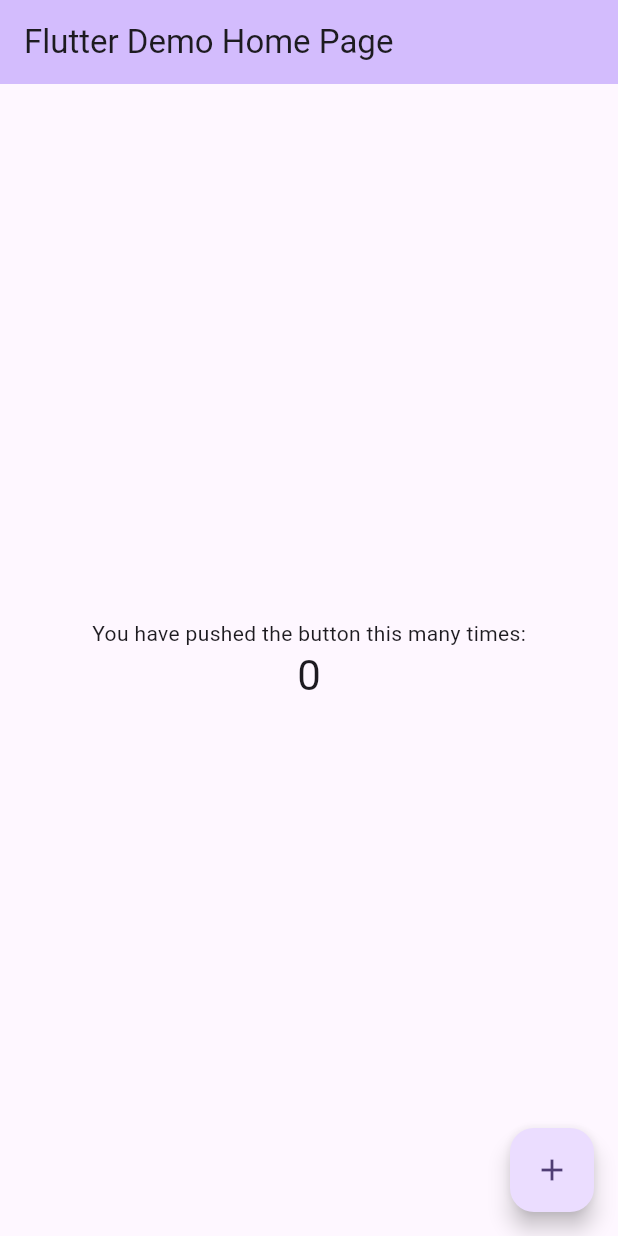
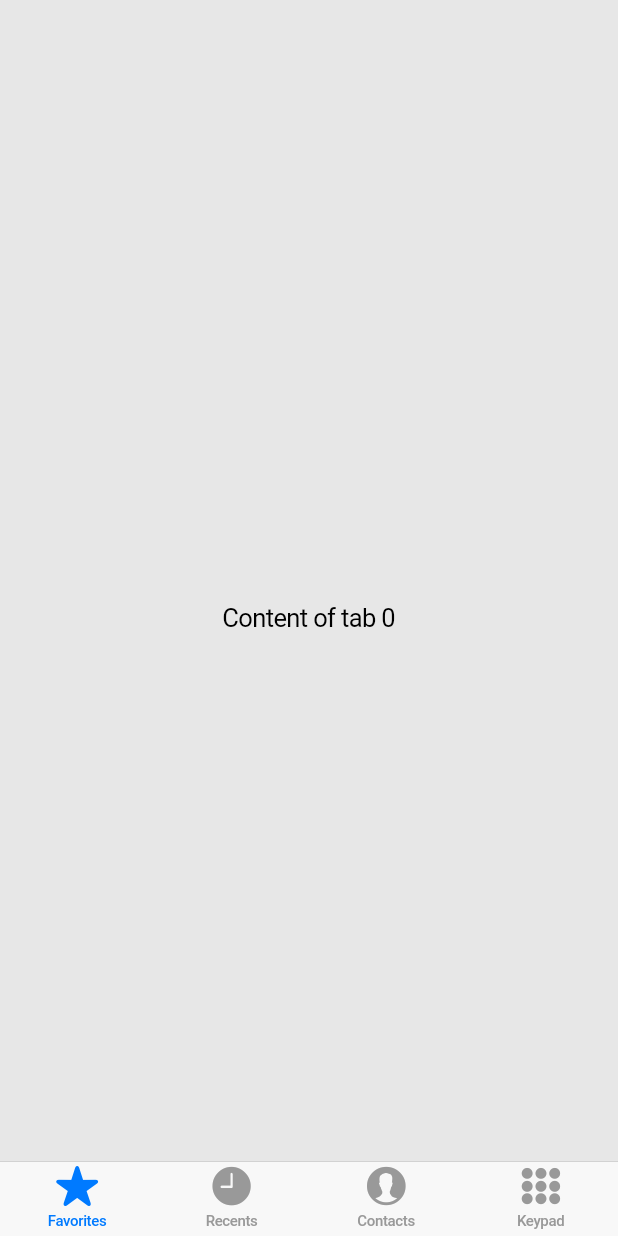
Before and after one commit to joelkingsley/winsouls-client, a Flutter app: the screen it shows after launch, on a phone screen of 412 x 824 dp. Run offline on Flutter 3.47's test engine with Material 2 defaults, Android fonts, the phone set to English and light mode, and no system bars.

Commit message:
Added basic Cupertino Navigation Tab Bar, needs to be linked to pages

```diff
--- a/lib/main.dart
+++ b/lib/main.dart
@@ -1,125 +1,20 @@
-import 'package:flutter/material.dart';
+import 'package:flutter/cupertino.dart';
+import 'package:winsouls/presentation/navigation_tab_bar.dart';
 
 void main() {
-  runApp(const MyApp());
+  runApp(const WinSoulsApp());
 }
 
-class MyApp extends StatelessWidget {
-  const MyApp({super.key});
+class WinSoulsApp extends StatelessWidget {
+  const WinSoulsApp({super.key});
 
   // This widget is the root of your application.
   @override
   Widget build(BuildContext context) {
-    return MaterialApp(
-      title: 'Flutter Demo',
-      theme: ThemeData(
-        // This is the theme of your application.
-        //
-        // TRY THIS: Try running your application with "flutter run". You'll see
-        // the application has a blue toolbar. Then, without quitting the app,
-        // try changing the seedColor in the colorScheme below to Colors.green
-        // and then invoke "hot reload" (save your changes or press the "hot
-        // reload" button in a Flutter-supported IDE, or press "r" if you used
-        // the command line to start the app).
-        //
-        // Notice that the counter didn't reset back to zero; the application
-        // state is not lost during the reload. To reset the state, use hot
-        // restart instead.
-        //
-        // This works for code too, not just values: Most code changes can be
-        // tested with just a hot reload.
-        colorScheme: ColorScheme.fromSeed(seedColor: Colors.deepPurple),
-        useMaterial3: true,
-      ),
-      home: const MyHomePage(title: 'Flutter Demo Home Page'),
+    return const CupertinoApp(
+      title: 'Win Souls',
+      theme: CupertinoThemeData(),
+      home: NavigationTabBar(),
     );
   }
 }
-
-class MyHomePage extends StatefulWidget {
-  const MyHomePage({super.key, required this.title});
-
-  // This widget is the home page of your application. It is stateful, meaning
-  // that it has a State object (defined below) that contains fields that affect
-  // how it looks.
-
-  // This class is the configuration for the state. It holds the values (in this
-  // case the title) provided by the parent (in this case the App widget) and
-  // used by the build method of the State. Fields in a Widget subclass are
-  // always marked "final".
-
-  final String title;
-
-  @override
-  State<MyHomePage> createState() => _MyHomePageState();
-}
-
-class _MyHomePageState extends State<MyHomePage> {
-  int _counter = 0;
-
-  void _incrementCounter() {
-    setState(() {
-      // This call to setState tells the Flutter framework that something has
-      // changed in this State, which causes it to rerun the build method below
-      // so that the display can reflect the updated values. If we changed
-      // _counter without calling setState(), then the build method would not be
-      // called again, and so nothing would appear to happen.
-      _counter++;
-    });
-  }
-
-  @override
-  Widget build(BuildContext context) {
-    // This method is rerun every time setState is called, for instance as done
-    // by the _incrementCounter method above.
-    //
-    // The Flutter framework has been optimized to make rerunning build methods
-    // fast, so that you can just rebuild anything that needs updating rather
-    // than having to individually change instances of widgets.
-    return Scaffold(
-      appBar: AppBar(
-        // TRY THIS: Try changing the color here to a specific color (to
-        // Colors.amber, perhaps?) and trigger a hot reload to see the AppBar
-        // change color while the other colors stay the same.
-        backgroundColor: Theme.of(context).colorScheme.inversePrimary,
-        // Here we take the value from the MyHomePage object that was created by
-        // the App.build method, and use it to set our appbar title.
-        title: Text(widget.title),
-      ),
-      body: Center(
-        // Center is a layout widget. It takes a single child and positions it
-        // in the middle of the parent.
-        child: Column(
-          // Column is also a layout widget. It takes a list of children and
-          // arranges them vertically. By default, it sizes itself to fit its
-          // children horizontally, and tries to be as tall as its parent.
-          //
-          // Column has various properties to control how it sizes itself and
-          // how it positions its children. Here we use mainAxisAlignment to
-          // center the children vertically; the main axis here is the vertical
-          // axis because Columns are vertical (the cross axis would be
-          // horizontal).
-          //
-          // TRY THIS: Invoke "debug painting" (choose the "Toggle Debug Paint"
-          // action in the IDE, or press "p" in the console), to see the
-          // wireframe for each widget.
-          mainAxisAlignment: MainAxisAlignment.center,
-          children: <Widget>[
-            const Text(
-              'You have pushed the button this many times:',
-            ),
-            Text(
-              '$_counter',
-              style: Theme.of(context).textTheme.headlineMedium,
-            ),
-          ],
-        ),
-      ),
-      floatingActionButton: FloatingActionButton(
-        onPressed: _incrementCounter,
-        tooltip: 'Increment',
-        child: const Icon(Icons.add),
-      ), // This trailing comma makes auto-formatting nicer for build methods.
-    );
-  }
-}
--- /dev/null
+++ b/lib/presentation/navigation_tab_bar.dart
@@ -0,0 +1,40 @@
+import 'package:flutter/cupertino.dart';
+
+class NavigationTabBar extends StatelessWidget {
+  const NavigationTabBar({super.key});
+
+  @override
+  Widget build(BuildContext context) {
+    return CupertinoTabScaffold(
+      tabBar: CupertinoTabBar(
+        items: const <BottomNavigationBarItem>[
+          BottomNavigationBarItem(
+            icon: Icon(CupertinoIcons.star_fill),
+            label: 'Favorites',
+          ),
+          BottomNavigationBarItem(
+            icon: Icon(CupertinoIcons.clock_solid),
+            label: 'Recents',
+          ),
+          BottomNavigationBarItem(
+            icon: Icon(CupertinoIcons.person_alt_circle_fill),
+            label: 'Contacts',
+          ),
+          BottomNavigationBarItem(
+            icon: Icon(CupertinoIcons.circle_grid_3x3_fill),
+            label: 'Keypad',
+          ),
+        ],
+      ),
+      tabBuilder: (BuildContext context, int index) {
+        return CupertinoTabView(
+          builder: (BuildContext context) {
+            return Center(
+              child: Text('Content of tab $index'),
+            );
+          },
+        );
+      },
+    );
+  }
+}
```
Also changed, not shown: lib/presentation/tabs/home/home_tab.dart (added, +47 -0 lines), lib/presentation/tabs/maps/map_detail/map_detail.dart (added, +24 -0 lines), lib/presentation/tabs/maps/maps_tab.dart (added, +67 -0 lines), 1 other file.
